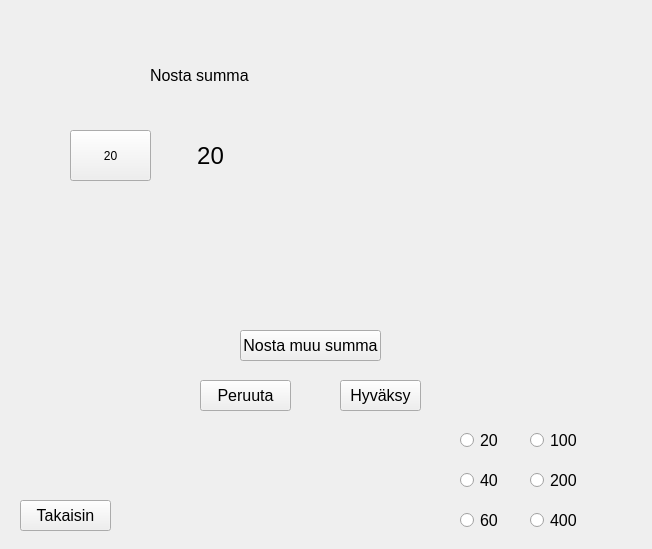
The window that frontend/nosto.ui (22kmo-project/group_6) describes before a commit, drawn with Qt 5.
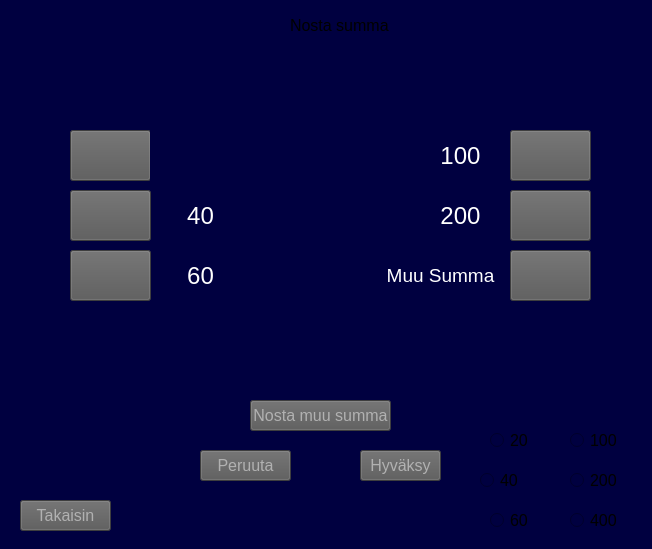
The same window after the commit.

Patch:
```diff
--- a/frontend/nosto.ui
+++ b/frontend/nosto.ui
@@ -13,10 +13,13 @@
   <property name="windowTitle">
    <string>Form</string>
   </property>
+  <property name="styleSheet">
+   <string notr="true">background-color: rgb(0, 0, 64);</string>
+  </property>
   <widget class="QRadioButton" name="box20">
    <property name="geometry">
     <rect>
-     <x>460</x>
+     <x>490</x>
      <y>430</y>
      <width>51</width>
      <height>21</height>
@@ -34,7 +37,7 @@
   <widget class="QRadioButton" name="box40">
    <property name="geometry">
     <rect>
-     <x>460</x>
+     <x>480</x>
      <y>470</y>
      <width>51</width>
      <height>21</height>
@@ -52,7 +55,7 @@
   <widget class="QRadioButton" name="box60">
    <property name="geometry">
     <rect>
-     <x>460</x>
+     <x>490</x>
      <y>510</y>
      <width>51</width>
      <height>21</height>
@@ -70,7 +73,7 @@
   <widget class="QRadioButton" name="box400">
    <property name="geometry">
     <rect>
-     <x>530</x>
+     <x>570</x>
      <y>510</y>
      <width>51</width>
      <height>21</height>
@@ -88,7 +91,7 @@
   <widget class="QRadioButton" name="box200">
    <property name="geometry">
     <rect>
-     <x>530</x>
+     <x>570</x>
      <y>470</y>
      <width>51</width>
      <height>21</height>
@@ -106,7 +109,7 @@
   <widget class="QRadioButton" name="box100">
    <property name="geometry">
     <rect>
-     <x>530</x>
+     <x>570</x>
      <y>430</y>
      <width>51</width>
      <height>21</height>
@@ -135,6 +138,10 @@
      <pointsize>12</pointsize>
     </font>
    </property>
+   <property name="styleSheet">
+    <string notr="true">background-color: rgb(87, 87, 87);
+color: rgb(177, 177, 177);</string>
+   </property>
    <property name="text">
     <string>Takaisin</string>
    </property>
@@ -142,8 +149,8 @@
   <widget class="QPushButton" name="btnsum">
    <property name="geometry">
     <rect>
-     <x>240</x>
-     <y>330</y>
+     <x>250</x>
+     <y>400</y>
      <width>141</width>
      <height>31</height>
     </rect>
@@ -153,6 +160,10 @@
      <pointsize>12</pointsize>
     </font>
    </property>
+   <property name="styleSheet">
+    <string notr="true">background-color: rgb(87, 87, 87);
+color: rgb(177, 177, 177);</string>
+   </property>
    <property name="text">
     <string>Nosta muu summa</string>
    </property>
@@ -160,8 +171,8 @@
   <widget class="QPushButton" name="btnconfirm">
    <property name="geometry">
     <rect>
-     <x>340</x>
-     <y>380</y>
+     <x>360</x>
+     <y>450</y>
      <width>81</width>
      <height>31</height>
     </rect>
@@ -171,6 +182,10 @@
      <pointsize>12</pointsize>
     </font>
    </property>
+   <property name="styleSheet">
+    <string notr="true">background-color: rgb(87, 87, 87);
+color: rgb(177, 177, 177);</string>
+   </property>
    <property name="text">
     <string>Hyväksy</string>
    </property>
@@ -178,8 +193,8 @@
   <widget class="QLabel" name="txtlabel">
    <property name="geometry">
     <rect>
-     <x>150</x>
-     <y>60</y>
+     <x>290</x>
+     <y>10</y>
      <width>101</width>
      <height>31</height>
     </rect>
@@ -202,14 +217,18 @@
      <height>51</height>
     </rect>
    </property>
+   <property name="styleSheet">
+    <string notr="true">background-color: rgb(87, 87, 87);
+color: rgb(177, 177, 177);</string>
+   </property>
    <property name="text">
-    <string>20</string>
+    <string/>
    </property>
   </widget>
   <widget class="QLabel" name="label_20">
    <property name="geometry">
     <rect>
-     <x>170</x>
+     <x>160</x>
      <y>130</y>
      <width>81</width>
      <height>51</height>
@@ -220,6 +239,9 @@
      <pointsize>18</pointsize>
     </font>
    </property>
+   <property name="styleSheet">
+    <string notr="true">color: rgb(255, 255, 255);</string>
+   </property>
    <property name="text">
     <string>20</string>
    </property>
@@ -231,7 +253,7 @@
    <property name="geometry">
     <rect>
      <x>200</x>
-     <y>380</y>
+     <y>450</y>
      <width>91</width>
      <height>31</height>
     </rect>
@@ -241,6 +263,10 @@
      <pointsize>12</pointsize>
     </font>
    </property>
+   <property name="styleSheet">
+    <string notr="true">background-color: rgb(87, 87, 87);
+color: rgb(177, 177, 177);</string>
+   </property>
    <property name="text">
     <string>Peruuta</string>
    </property>
@@ -249,15 +275,226 @@
    <property name="geometry">
     <rect>
      <x>150</x>
-     <y>200</y>
-     <width>321</width>
-     <height>111</height>
+     <y>70</y>
+     <width>371</width>
+     <height>181</height>
     </rect>
    </property>
+   <property name="font">
+    <font>
+     <family>Noto Mono</family>
+     <pointsize>13</pointsize>
+    </font>
+   </property>
    <property name="text">
     <string/>
    </property>
   </widget>
+  <widget class="QPushButton" name="btn40">
+   <property name="geometry">
+    <rect>
+     <x>70</x>
+     <y>190</y>
+     <width>81</width>
+     <height>51</height>
+    </rect>
+   </property>
+   <property name="styleSheet">
+    <string notr="true">background-color: rgb(87, 87, 87);
+color: rgb(177, 177, 177);</string>
+   </property>
+   <property name="text">
+    <string/>
+   </property>
+  </widget>
+  <widget class="QPushButton" name="btn60">
+   <property name="geometry">
+    <rect>
+     <x>70</x>
+     <y>250</y>
+     <width>81</width>
+     <height>51</height>
+    </rect>
+   </property>
+   <property name="styleSheet">
+    <string notr="true">background-color: rgb(87, 87, 87);
+color: rgb(177, 177, 177);</string>
+   </property>
+   <property name="text">
+    <string/>
+   </property>
+  </widget>
+  <widget class="QPushButton" name="btn100">
+   <property name="geometry">
+    <rect>
+     <x>510</x>
+     <y>130</y>
+     <width>81</width>
+     <height>51</height>
+    </rect>
+   </property>
+   <property name="styleSheet">
+    <string notr="true">background-color: rgb(87, 87, 87);
+color: rgb(177, 177, 177);</string>
+   </property>
+   <property name="text">
+    <string/>
+   </property>
+  </widget>
+  <widget class="QPushButton" name="btn200">
+   <property name="geometry">
+    <rect>
+     <x>510</x>
+     <y>190</y>
+     <width>81</width>
+     <height>51</height>
+    </rect>
+   </property>
+   <property name="styleSheet">
+    <string notr="true">background-color: rgb(87, 87, 87);
+color: rgb(177, 177, 177);</string>
+   </property>
+   <property name="text">
+    <string/>
+   </property>
+  </widget>
+  <widget class="QPushButton" name="btnMuuSumma">
+   <property name="geometry">
+    <rect>
+     <x>510</x>
+     <y>250</y>
+     <width>81</width>
+     <height>51</height>
+    </rect>
+   </property>
+   <property name="styleSheet">
+    <string notr="true">background-color: rgb(87, 87, 87);
+color: rgb(177, 177, 177);</string>
+   </property>
+   <property name="text">
+    <string/>
+   </property>
+  </widget>
+  <widget class="QLabel" name="label_40">
+   <property name="geometry">
+    <rect>
+     <x>160</x>
+     <y>190</y>
+     <width>81</width>
+     <height>51</height>
+    </rect>
+   </property>
+   <property name="font">
+    <font>
+     <pointsize>18</pointsize>
+    </font>
+   </property>
+   <property name="styleSheet">
+    <string notr="true">color: rgb(255, 255, 255);</string>
+   </property>
+   <property name="text">
+    <string>40</string>
+   </property>
+   <property name="alignment">
+    <set>Qt::AlignCenter</set>
+   </property>
+  </widget>
+  <widget class="QLabel" name="label_60">
+   <property name="geometry">
+    <rect>
+     <x>160</x>
+     <y>250</y>
+     <width>81</width>
+     <height>51</height>
+    </rect>
+   </property>
+   <property name="font">
+    <font>
+     <pointsize>18</pointsize>
+    </font>
+   </property>
+   <property name="styleSheet">
+    <string notr="true">color: rgb(255, 255, 255);</string>
+   </property>
+   <property name="text">
+    <string>60</string>
+   </property>
+   <property name="alignment">
+    <set>Qt::AlignCenter</set>
+   </property>
+  </widget>
+  <widget class="QLabel" name="label_100">
+   <property name="geometry">
+    <rect>
+     <x>420</x>
+     <y>130</y>
+     <width>81</width>
+     <height>51</height>
+    </rect>
+   </property>
+   <property name="font">
+    <font>
+     <pointsize>18</pointsize>
+    </font>
+   </property>
+   <property name="styleSheet">
+    <string notr="true">color: rgb(255, 255, 255);</string>
+   </property>
+   <property name="text">
+    <string>100</string>
+   </property>
+   <property name="alignment">
+    <set>Qt::AlignCenter</set>
+   </property>
+  </widget>
+  <widget class="QLabel" name="label_200">
+   <property name="geometry">
+    <rect>
+     <x>420</x>
+     <y>190</y>
+     <width>81</width>
+     <height>51</height>
+    </rect>
+   </property>
+   <property name="font">
+    <font>
+     <pointsize>18</pointsize>
+    </font>
+   </property>
+   <property name="styleSheet">
+    <string notr="true">color: rgb(255, 255, 255);</string>
+   </property>
+   <property name="text">
+    <string>200</string>
+   </property>
+   <property name="alignment">
+    <set>Qt::AlignCenter</set>
+   </property>
+  </widget>
+  <widget class="QLabel" name="label_muuSumma">
+   <property name="geometry">
+    <rect>
+     <x>380</x>
+     <y>250</y>
+     <width>121</width>
+     <height>51</height>
+    </rect>
+   </property>
+   <property name="font">
+    <font>
+     <pointsize>14</pointsize>
+    </font>
+   </property>
+   <property name="styleSheet">
+    <string notr="true">color: rgb(255, 255, 255);</string>
+   </property>
+   <property name="text">
+    <string>Muu Summa</string>
+   </property>
+   <property name="alignment">
+    <set>Qt::AlignCenter</set>
+   </property>
+  </widget>
  </widget>
  <resources/>
  <connections/>
```
Left out of the diff: 2 changed lines with no effect on the pictures.
